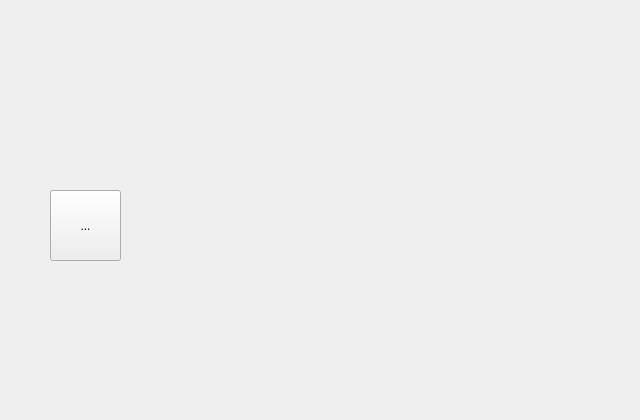
This is ComposerGame/Shop.ui in t0mo0n/Composer as Qt 5 draws it before an edit. The edited form follows.
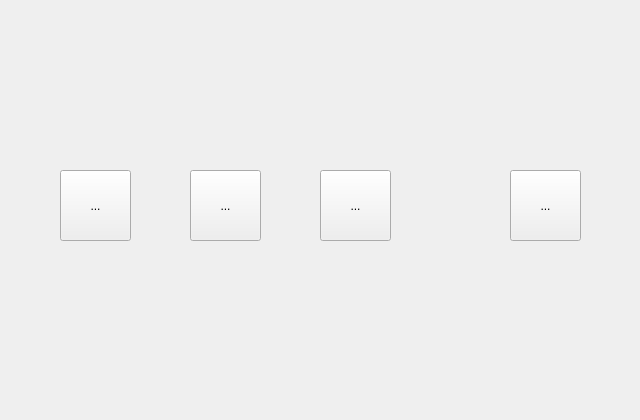
This is the edited form. Icons and pictures are not drawn.

Commit message: 完成了Shop，通关界面，info界面的主体和UI设计；完善了代码结构，通过GlobalState管理全局属性，在PlayWindow里管理本局属性。

The edit to the form file:
```diff
--- a/ComposerGame/Shop.ui
+++ b/ComposerGame/Shop.ui
@@ -16,8 +16,8 @@
   <widget class="QToolButton" name="toolButton">
    <property name="geometry">
     <rect>
-     <x>50</x>
-     <y>190</y>
+     <x>60</x>
+     <y>170</y>
      <width>71</width>
      <height>71</height>
     </rect>
@@ -27,8 +27,69 @@
    </property>
    <property name="iconSize">
     <size>
-     <width>45</width>
-     <height>45</height>
+     <width>50</width>
+     <height>50</height>
+    </size>
+   </property>
+  </widget>
+  <widget class="QToolButton" name="bnUpdateBtn">
+   <property name="geometry">
+    <rect>
+     <x>190</x>
+     <y>170</y>
+     <width>71</width>
+     <height>71</height>
+    </rect>
+   </property>
+   <property name="text">
+    <string>...</string>
+   </property>
+   <property name="iconSize">
+    <size>
+     <width>52</width>
+     <height>52</height>
+    </size>
+   </property>
+  </widget>
+  <widget class="QToolButton" name="nvUpdateBtn">
+   <property name="geometry">
+    <rect>
+     <x>320</x>
+     <y>170</y>
+     <width>71</width>
+     <height>71</height>
+    </rect>
+   </property>
+   <property name="text">
+    <string>...</string>
+   </property>
+   <property name="iconSize">
+    <size>
+     <width>50</width>
+     <height>50</height>
+    </size>
+   </property>
+  </widget>
+  <widget class="QToolButton" name="smShopBtn">
+   <property name="geometry">
+    <rect>
+     <x>510</x>
+     <y>170</y>
+     <width>71</width>
+     <height>71</height>
+    </rect>
+   </property>
+   <property name="text">
+    <string>...</string>
+   </property>
+   <property name="icon">
+    <iconset resource="res.qrc">
+     <normaloff>:/img/resource/smShop.png</normaloff>:/img/resource/smShop.png</iconset>
+   </property>
+   <property name="iconSize">
+    <size>
+     <width>52</width>
+     <height>52</height>
     </size>
    </property>
   </widget>
```
Left out of the diff: 6 changed lines with no effect on the pictures. The commit also changes 104 other files.
